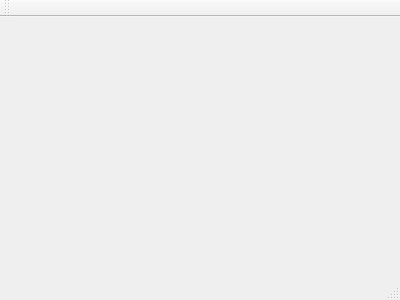
Before: the Qt Designer form mainwindow.ui in nicolas-tourrette/wifibot-esirem-3a, drawn with Qt 5.
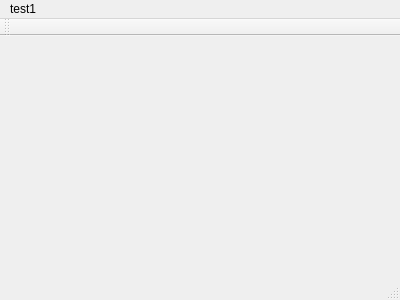
After: the same form once the commit is applied.

Diff of the .ui file:
```diff
--- a/mainwindow.ui
+++ b/mainwindow.ui
@@ -12,13 +12,40 @@
   <property name="windowTitle" >
    <string>MainWindow</string>
   </property>
-  <widget class="QMenuBar" name="menuBar" />
-  <widget class="QToolBar" name="mainToolBar" />
-  <widget class="QWidget" name="centralWidget" />
-  <widget class="QStatusBar" name="statusBar" />
+  <widget class="QWidget" name="centralWidget"/>
+  <widget class="QMenuBar" name="menuBar">
+   <property name="geometry">
+    <rect>
+     <x>0</x>
+     <y>0</y>
+     <width>400</width>
+     <height>22</height>
+    </rect>
+   </property>
+   <widget class="QMenu" name="menutest1">
+    <property name="title">
+     <string>test1</string>
+    </property>
+    <addaction name="actiontest2"/>
+   </widget>
+   <addaction name="menutest1"/>
+  </widget>
+  <widget class="QToolBar" name="mainToolBar">
+   <attribute name="toolBarArea">
+    <enum>TopToolBarArea</enum>
+   </attribute>
+   <attribute name="toolBarBreak">
+    <bool>false</bool>
+   </attribute>
+  </widget>
+  <widget class="QStatusBar" name="statusBar"/>
+  <action name="actiontest2">
+   <property name="text">
+    <string>test2</string>
+   </property>
+  </action>
  </widget>
- <layoutDefault spacing="6" margin="11" />
- <pixmapfunction></pixmapfunction>
+ <layoutdefault spacing="6" margin="11"/>
  <resources/>
  <connections/>
 </ui>
```
Left out of the diff: 7 changed lines with no effect on the pictures.
